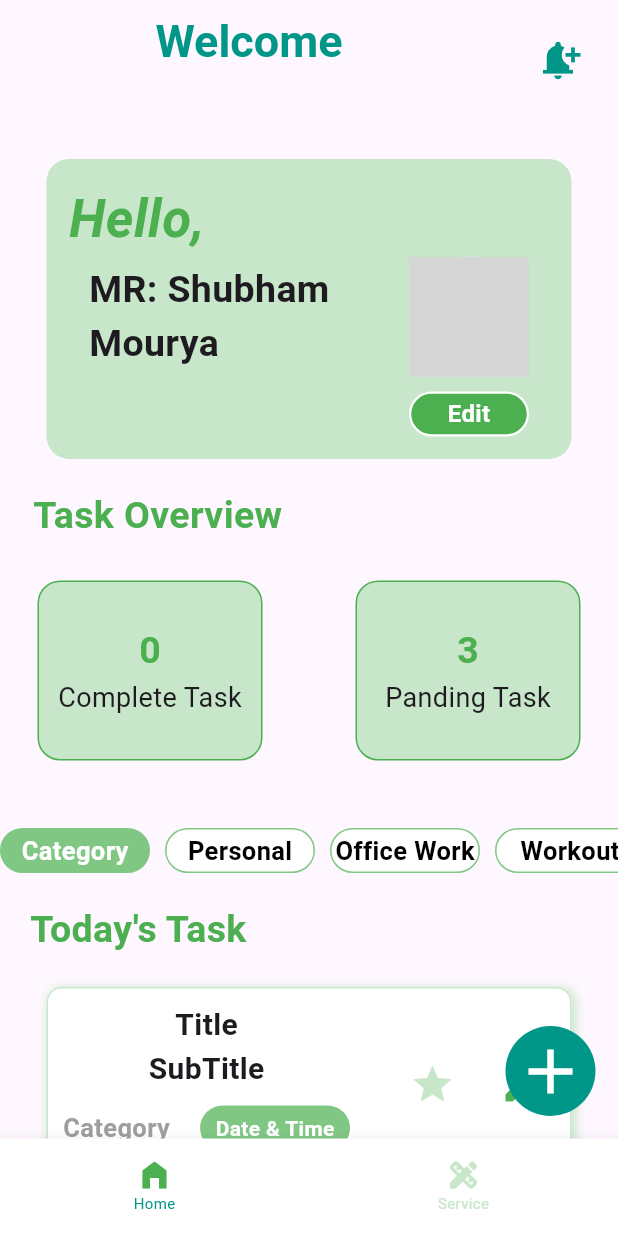
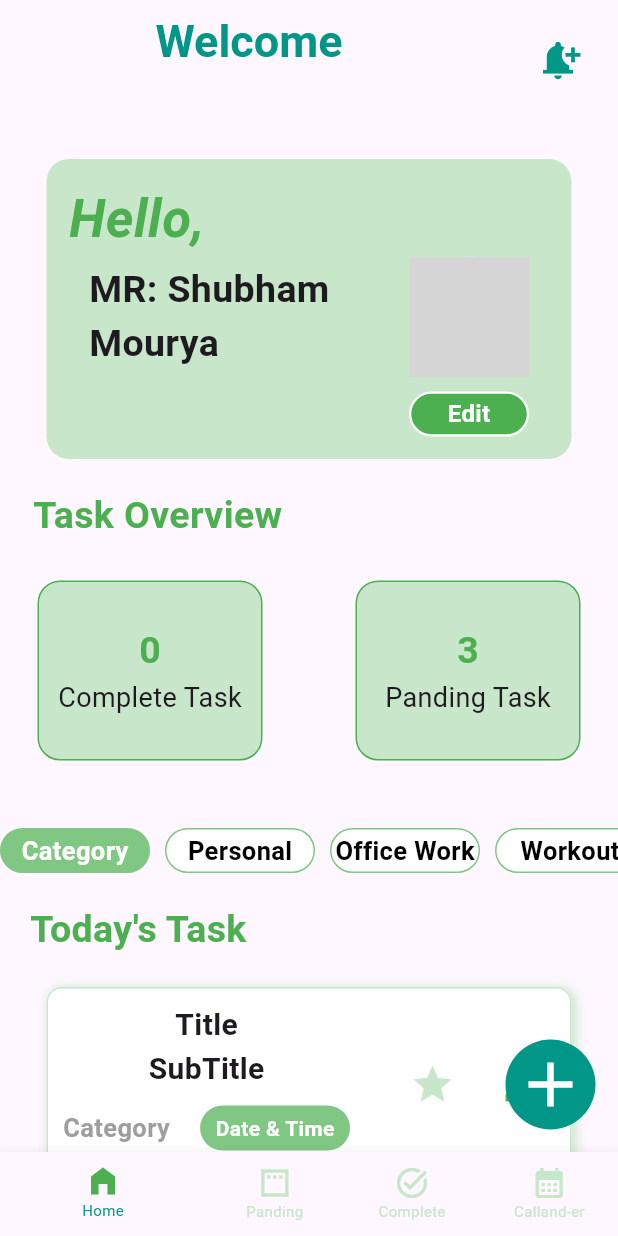
Before and after one commit to shubhamgitvns/To_Do_List, a Flutter app: the Bottomnavigation screen opened directly, on a phone screen of 412 x 824 dp. Run offline on Flutter 3.47's test engine with Material 3 defaults, Android fonts, the phone set to English and light mode, and no system bars; our stand-ins replace page_transition; grey boxes are pictures that could not be loaded.

Commit message:
Add icons and features in bottom navigation bar

```diff
--- a/lib/home_page/bottombar.dart
+++ b/lib/home_page/bottombar.dart
@@ -39,7 +39,7 @@
         unselectedItemColor: Colors.white,
         selectedItemColor: Colors.black,
         selectedIconTheme: const IconThemeData(color: Colors.black),
-        backgroundColor: Colors.white,
+        backgroundColor: Colors.green.shade50,
         selectedLabelStyle: const TextStyle(fontSize: 2),
         currentIndex: _selectedIndex,
         onTap: (index) {
@@ -51,10 +51,7 @@
         },
         items: <BottomNavigationBarItem>[
           BottomNavigationBarItem(
-            icon: Container(
-              height: 60,
-              width: 60,
-              child: Center(
+            icon: Center(
               child: Column(
                 mainAxisAlignment: MainAxisAlignment.center,
                 crossAxisAlignment: CrossAxisAlignment.center,
@@ -73,6 +70,29 @@
                 ],
               ),
             ),
+            label: '',
+          ),
+
+          BottomNavigationBarItem(
+            icon: Center(
+              child: Column(
+                mainAxisAlignment: MainAxisAlignment.center,
+                crossAxisAlignment: CrossAxisAlignment.center,
+                children: [
+                  Icon(
+                    Icons.padding,
+                    color: _selectedIndex == 1 ? Colors.green : Colors.green.shade100,
+
+                  ),
+                  Text(
+                    "Panding",
+                    style: TextStyle(
+                      fontSize: 10,
+                      color: _selectedIndex == 1 ? Colors.teal : Colors.green.shade100,
+                    ),
+                  ),
+                ],
+              ),
             ),
             label: '',
           ),
@@ -84,15 +104,15 @@
                 crossAxisAlignment: CrossAxisAlignment.center,
                 children: [
                   Icon(
-                    Icons.design_services,
-                    color: _selectedIndex == 1 ? Colors.green : Colors.green.shade100,
+                    Icons.task_alt,
+                    color: _selectedIndex == 2 ? Colors.green : Colors.green.shade100,
 
                   ),
                   Text(
-                    "Service",
+                    "Complete",
                     style: TextStyle(
                       fontSize: 10,
-                      color: _selectedIndex == 1 ? Colors.teal : Colors.green.shade100,
+                      color: _selectedIndex == 2 ? Colors.green : Colors.green.shade100,
                     ),
                   ),
                 ],
@@ -100,31 +120,29 @@
             ),
             label: '',
           ),
+          BottomNavigationBarItem(
+            icon: Center(
+              child: Column(
+                mainAxisAlignment: MainAxisAlignment.center,
+                crossAxisAlignment: CrossAxisAlignment.center,
+                children: [
+                  Icon(
+                    Icons.calendar_month,
+                    color: _selectedIndex == 2 ? Colors.green : Colors.green.shade100,
 
-          // BottomNavigationBarItem(
-          //   icon: Center(
-          //     child: Column(
-          //       mainAxisAlignment: MainAxisAlignment.center,
-          //       crossAxisAlignment: CrossAxisAlignment.center,
-          //       children: [
-          //         // Image(
-          //         //   image: const AssetImage(
-          //         //       "images/mobile_th.png"),
-          //         //   color: _selectedIndex == 2 ? Colors.red : Colors.red.shade100,
-          //         //
-          //         // ),
-          //         Text(
-          //           "Support",
-          //           style: TextStyle(
-          //             fontSize: 10,
-          //             color: _selectedIndex == 2 ? Colors.red : Colors.red.shade100,
-          //           ),
-          //         ),
-          //       ],
-          //     ),
-          //   ),
-          //   label: '',
-          // ),
+                  ),
+                  Text(
+                    "Calland-er",
+                    style: TextStyle(
+                      fontSize: 10,
+                      color: _selectedIndex == 2 ? Colors.green : Colors.green.shade100,
+                    ),
+                  ),
+                ],
+              ),
+            ),
+            label: '',
+          ),
 
 
         ],
```
Lines whose indentation alone changed are shown as unchanged.
